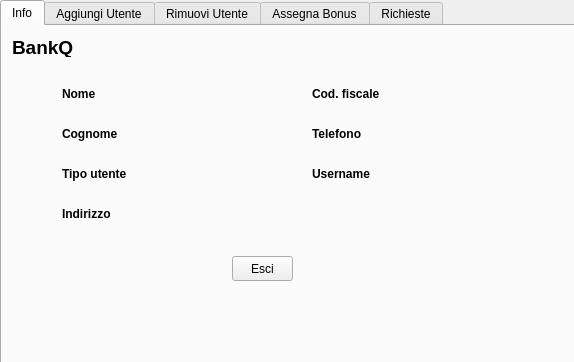
The window that BankQ/admininfo.ui (marcofranceschini/p2_project) describes before a commit, drawn with Qt 5.
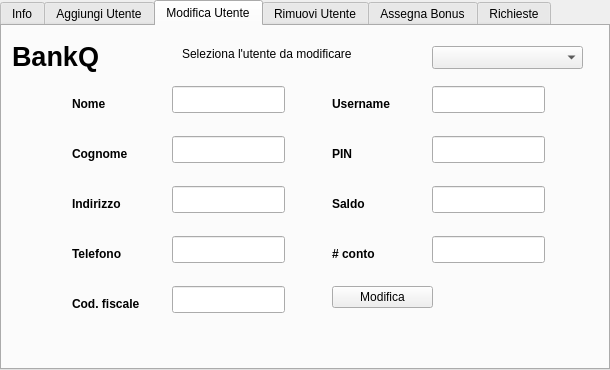
The same window after the commit. The open tabs and pages were chosen to show the change.

Commit message: Modifica utente iniziata

Patch:
```diff
--- a/BankQ/admininfo.ui
+++ b/BankQ/admininfo.ui
@@ -6,8 +6,8 @@
    <rect>
     <x>0</x>
     <y>0</y>
-    <width>574</width>
-    <height>362</height>
+    <width>610</width>
+    <height>370</height>
    </rect>
   </property>
   <property name="windowTitle">
@@ -18,8 +18,8 @@
     <rect>
      <x>0</x>
      <y>0</y>
-     <width>581</width>
-     <height>371</height>
+     <width>610</width>
+     <height>370</height>
     </rect>
    </property>
    <property name="currentIndex">
@@ -32,8 +32,8 @@
     <widget class="QLabel" name="label">
      <property name="geometry">
       <rect>
-       <x>60</x>
-       <y>60</y>
+       <x>50</x>
+       <y>70</y>
        <width>67</width>
        <height>17</height>
       </rect>
@@ -45,8 +45,8 @@
     <widget class="QLabel" name="label_2">
      <property name="geometry">
       <rect>
-       <x>60</x>
-       <y>100</y>
+       <x>50</x>
+       <y>110</y>
        <width>71</width>
        <height>17</height>
       </rect>
@@ -71,8 +71,8 @@
     <widget class="QLabel" name="label_5">
      <property name="geometry">
       <rect>
-       <x>160</x>
-       <y>60</y>
+       <x>150</x>
+       <y>70</y>
        <width>101</width>
        <height>17</height>
       </rect>
@@ -97,8 +97,8 @@
     <widget class="QToolButton" name="toolButton">
      <property name="geometry">
       <rect>
-       <x>230</x>
-       <y>230</y>
+       <x>260</x>
+       <y>270</y>
        <width>61</width>
        <height>25</height>
       </rect>
@@ -110,8 +110,8 @@
     <widget class="QLabel" name="label_3">
      <property name="geometry">
       <rect>
-       <x>60</x>
-       <y>140</y>
+       <x>50</x>
+       <y>150</y>
        <width>91</width>
        <height>17</height>
       </rect>
@@ -136,8 +136,8 @@
     <widget class="QLabel" name="label_8">
      <property name="geometry">
       <rect>
-       <x>160</x>
-       <y>100</y>
+       <x>150</x>
+       <y>110</y>
        <width>101</width>
        <height>17</height>
       </rect>
@@ -159,24 +159,11 @@
       <string/>
      </property>
     </widget>
-    <widget class="QLabel" name="label_13">
-     <property name="geometry">
-      <rect>
-       <x>10</x>
-       <y>10</y>
-       <width>71</width>
-       <height>21</height>
-      </rect>
-     </property>
-     <property name="text">
-      <string>&lt;html&gt;&lt;head/&gt;&lt;body&gt;&lt;p&gt;&lt;span style=&quot; font-size:14pt; font-weight:600;&quot;&gt;BankQ&lt;/span&gt;&lt;/p&gt;&lt;/body&gt;&lt;/html&gt;</string>
-     </property>
-    </widget>
     <widget class="QLabel" name="label_77">
      <property name="geometry">
       <rect>
-       <x>430</x>
-       <y>100</y>
+       <x>420</x>
+       <y>110</y>
        <width>111</width>
        <height>17</height>
       </rect>
@@ -188,8 +175,8 @@
     <widget class="QLabel" name="label_74">
      <property name="geometry">
       <rect>
-       <x>310</x>
-       <y>60</y>
+       <x>300</x>
+       <y>70</y>
        <width>81</width>
        <height>17</height>
       </rect>
@@ -201,8 +188,8 @@
     <widget class="QLabel" name="label_76">
      <property name="geometry">
       <rect>
-       <x>310</x>
-       <y>100</y>
+       <x>300</x>
+       <y>110</y>
        <width>81</width>
        <height>17</height>
       </rect>
@@ -214,8 +201,8 @@
     <widget class="QLabel" name="label_75">
      <property name="geometry">
       <rect>
-       <x>430</x>
-       <y>60</y>
+       <x>420</x>
+       <y>70</y>
        <width>131</width>
        <height>17</height>
       </rect>
@@ -240,8 +227,8 @@
     <widget class="QLabel" name="label_79">
      <property name="geometry">
       <rect>
-       <x>310</x>
-       <y>140</y>
+       <x>300</x>
+       <y>150</y>
        <width>81</width>
        <height>17</height>
       </rect>
@@ -253,8 +240,8 @@
     <widget class="QLabel" name="label_18">
      <property name="geometry">
       <rect>
-       <x>60</x>
-       <y>180</y>
+       <x>50</x>
+       <y>190</y>
        <width>67</width>
        <height>17</height>
       </rect>
@@ -266,8 +253,8 @@
     <widget class="QLabel" name="label_19">
      <property name="geometry">
       <rect>
-       <x>160</x>
-       <y>180</y>
+       <x>150</x>
+       <y>190</y>
        <width>121</width>
        <height>17</height>
       </rect>
@@ -512,6 +499,280 @@
      </property>
      <property name="text">
       <string>&lt;html&gt;&lt;head/&gt;&lt;body&gt;&lt;p&gt;&lt;span style=&quot; font-weight:600;&quot;&gt;# conto&lt;/span&gt;&lt;/p&gt;&lt;/body&gt;&lt;/html&gt;</string>
+     </property>
+    </widget>
+    <widget class="QLabel" name="label_73">
+     <property name="geometry">
+      <rect>
+       <x>10</x>
+       <y>10</y>
+       <width>121</width>
+       <height>41</height>
+      </rect>
+     </property>
+     <property name="text">
+      <string>&lt;html&gt;&lt;head/&gt;&lt;body&gt;&lt;p&gt;&lt;span style=&quot; font-size:20pt; font-weight:600;&quot;&gt;BankQ&lt;/span&gt;&lt;/p&gt;&lt;/body&gt;&lt;/html&gt;</string>
+     </property>
+    </widget>
+   </widget>
+   <widget class="QWidget" name="tab_6">
+    <attribute name="title">
+     <string>Modifica Utente</string>
+    </attribute>
+    <widget class="QLabel" name="label_72">
+     <property name="geometry">
+      <rect>
+       <x>10</x>
+       <y>10</y>
+       <width>121</width>
+       <height>41</height>
+      </rect>
+     </property>
+     <property name="text">
+      <string>&lt;html&gt;&lt;head/&gt;&lt;body&gt;&lt;p&gt;&lt;span style=&quot; font-size:20pt; font-weight:600;&quot;&gt;BankQ&lt;/span&gt;&lt;/p&gt;&lt;/body&gt;&lt;/html&gt;</string>
+     </property>
+    </widget>
+    <widget class="QComboBox" name="comboBox_5">
+     <property name="geometry">
+      <rect>
+       <x>430</x>
+       <y>20</y>
+       <width>151</width>
+       <height>23</height>
+      </rect>
+     </property>
+    </widget>
+    <widget class="QLabel" name="label_53">
+     <property name="geometry">
+      <rect>
+       <x>180</x>
+       <y>20</y>
+       <width>201</width>
+       <height>16</height>
+      </rect>
+     </property>
+     <property name="text">
+      <string>Seleziona l'utente da modificare</string>
+     </property>
+    </widget>
+    <widget class="QLabel" name="label_107">
+     <property name="geometry">
+      <rect>
+       <x>70</x>
+       <y>220</y>
+       <width>81</width>
+       <height>17</height>
+      </rect>
+     </property>
+     <property name="text">
+      <string>&lt;html&gt;&lt;head/&gt;&lt;body&gt;&lt;p&gt;&lt;span style=&quot; font-weight:600;&quot;&gt;Telefono&lt;/span&gt;&lt;/p&gt;&lt;/body&gt;&lt;/html&gt;</string>
+     </property>
+    </widget>
+    <widget class="QLabel" name="label_108">
+     <property name="geometry">
+      <rect>
+       <x>330</x>
+       <y>120</y>
+       <width>71</width>
+       <height>17</height>
+      </rect>
+     </property>
+     <property name="text">
+      <string>&lt;html&gt;&lt;head/&gt;&lt;body&gt;&lt;p&gt;&lt;span style=&quot; font-weight:600;&quot;&gt;PIN&lt;/span&gt;&lt;/p&gt;&lt;/body&gt;&lt;/html&gt;</string>
+     </property>
+    </widget>
+    <widget class="QLabel" name="label_109">
+     <property name="geometry">
+      <rect>
+       <x>70</x>
+       <y>70</y>
+       <width>67</width>
+       <height>17</height>
+      </rect>
+     </property>
+     <property name="text">
+      <string>&lt;html&gt;&lt;head/&gt;&lt;body&gt;&lt;p&gt;&lt;span style=&quot; font-weight:600;&quot;&gt;Nome&lt;/span&gt;&lt;/p&gt;&lt;/body&gt;&lt;/html&gt;</string>
+     </property>
+    </widget>
+    <widget class="QLineEdit" name="lineEdit_28">
+     <property name="geometry">
+      <rect>
+       <x>170</x>
+       <y>60</y>
+       <width>113</width>
+       <height>27</height>
+      </rect>
+     </property>
+    </widget>
+    <widget class="QLabel" name="label_110">
+     <property name="geometry">
+      <rect>
+       <x>70</x>
+       <y>170</y>
+       <width>81</width>
+       <height>17</height>
+      </rect>
+     </property>
+     <property name="text">
+      <string>&lt;html&gt;&lt;head/&gt;&lt;body&gt;&lt;p&gt;&lt;span style=&quot; font-weight:600;&quot;&gt;Indirizzo&lt;/span&gt;&lt;/p&gt;&lt;/body&gt;&lt;/html&gt;</string>
+     </property>
+    </widget>
+    <widget class="QLineEdit" name="lineEdit_29">
+     <property name="geometry">
+      <rect>
+       <x>170</x>
+       <y>110</y>
+       <width>113</width>
+       <height>27</height>
+      </rect>
+     </property>
+    </widget>
+    <widget class="QLabel" name="label_111">
+     <property name="geometry">
+      <rect>
+       <x>70</x>
+       <y>270</y>
+       <width>81</width>
+       <height>17</height>
+      </rect>
+     </property>
+     <property name="text">
+      <string>&lt;html&gt;&lt;head/&gt;&lt;body&gt;&lt;p&gt;&lt;span style=&quot; font-weight:600;&quot;&gt;Cod. fiscale&lt;/span&gt;&lt;/p&gt;&lt;/body&gt;&lt;/html&gt;</string>
+     </property>
+    </widget>
+    <widget class="QLineEdit" name="lineEdit_30">
+     <property name="geometry">
+      <rect>
+       <x>170</x>
+       <y>160</y>
+       <width>113</width>
+       <height>27</height>
+      </rect>
+     </property>
+    </widget>
+    <widget class="QLineEdit" name="lineEdit_31">
+     <property name="geometry">
+      <rect>
+       <x>170</x>
+       <y>210</y>
+       <width>113</width>
+       <height>27</height>
+      </rect>
+     </property>
+    </widget>
+    <widget class="QLineEdit" name="lineEdit_32">
+     <property name="geometry">
+      <rect>
+       <x>170</x>
+       <y>260</y>
+       <width>113</width>
+       <height>27</height>
+      </rect>
+     </property>
+    </widget>
+    <widget class="QLineEdit" name="lineEdit_33">
+     <property name="geometry">
+      <rect>
+       <x>430</x>
+       <y>60</y>
+       <width>113</width>
+       <height>27</height>
+      </rect>
+     </property>
+    </widget>
+    <widget class="QLabel" name="label_112">
+     <property name="geometry">
+      <rect>
+       <x>330</x>
+       <y>70</y>
+       <width>71</width>
+       <height>17</height>
+      </rect>
+     </property>
+     <property name="text">
+      <string>&lt;html&gt;&lt;head/&gt;&lt;body&gt;&lt;p&gt;&lt;span style=&quot; font-weight:600;&quot;&gt;Username&lt;/span&gt;&lt;/p&gt;&lt;/body&gt;&lt;/html&gt;</string>
+     </property>
+    </widget>
+    <widget class="QLabel" name="label_113">
+     <property name="geometry">
+      <rect>
+       <x>330</x>
+       <y>170</y>
+       <width>67</width>
+       <height>17</height>
+      </rect>
+     </property>
+     <property name="text">
+      <string>&lt;html&gt;&lt;head/&gt;&lt;body&gt;&lt;p&gt;&lt;span style=&quot; font-weight:600;&quot;&gt;Saldo&lt;/span&gt;&lt;/p&gt;&lt;/body&gt;&lt;/html&gt;</string>
+     </property>
+    </widget>
+    <widget class="QLineEdit" name="lineEdit_34">
+     <property name="geometry">
+      <rect>
+       <x>430</x>
+       <y>110</y>
+       <width>113</width>
+       <height>27</height>
+      </rect>
+     </property>
+    </widget>
+    <widget class="QLineEdit" name="lineEdit_35">
+     <property name="geometry">
+      <rect>
+       <x>430</x>
+       <y>160</y>
+       <width>113</width>
+       <height>27</height>
+      </rect>
+     </property>
+    </widget>
+    <widget class="QLabel" name="label_114">
+     <property name="geometry">
+      <rect>
+       <x>70</x>
+       <y>120</y>
+       <width>67</width>
+       <height>17</height>
+      </rect>
+     </property>
+     <property name="text">
+      <string>&lt;html&gt;&lt;head/&gt;&lt;body&gt;&lt;p&gt;&lt;span style=&quot; font-weight:600;&quot;&gt;Cognome&lt;/span&gt;&lt;/p&gt;&lt;/body&gt;&lt;/html&gt;</string>
+     </property>
+    </widget>
+    <widget class="QLabel" name="label_115">
+     <property name="geometry">
+      <rect>
+       <x>330</x>
+       <y>220</y>
+       <width>67</width>
+       <height>17</height>
+      </rect>
+     </property>
+     <property name="text">
+      <string>&lt;html&gt;&lt;head/&gt;&lt;body&gt;&lt;p&gt;&lt;span style=&quot; font-weight:600;&quot;&gt;# conto&lt;/span&gt;&lt;/p&gt;&lt;/body&gt;&lt;/html&gt;</string>
+     </property>
+    </widget>
+    <widget class="QLineEdit" name="lineEdit_36">
+     <property name="geometry">
+      <rect>
+       <x>430</x>
+       <y>210</y>
+       <width>113</width>
+       <height>27</height>
+      </rect>
+     </property>
+    </widget>
+    <widget class="QToolButton" name="toolButton_8">
+     <property name="geometry">
+      <rect>
+       <x>330</x>
+       <y>260</y>
+       <width>101</width>
+       <height>22</height>
+      </rect>
+     </property>
+     <property name="text">
+      <string>Modifica</string>
      </property>
     </widget>
    </widget>
```
Left out of the diff: 182 changed lines with no effect on the pictures. The commit also changes 18 other files.
